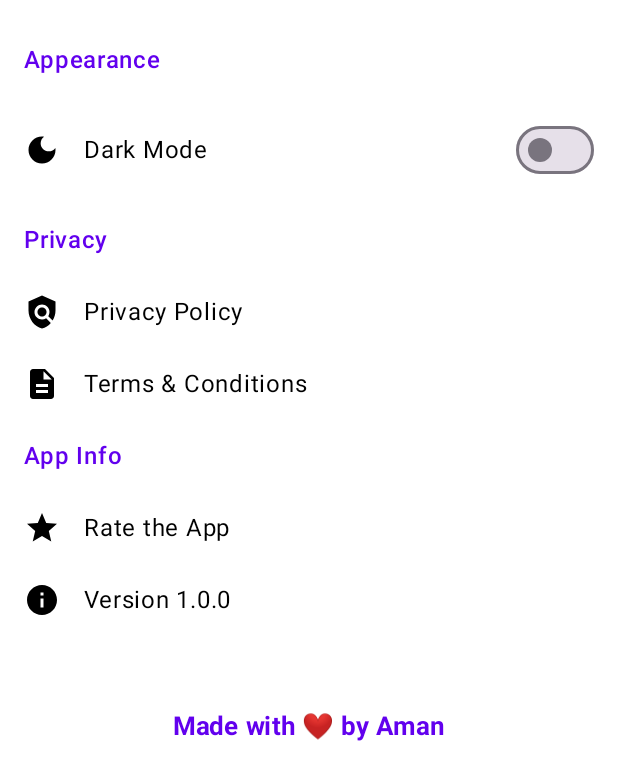
After one commit to ninjamaster831/Finance-Tracker, an Android app built with Jetpack Compose: the SettingsScreen screen opened through its navigation route, on a phone screen of 412 x 824 dp. The commit adds this screen. Shown: the top 780 px of the screen. Run offline under Robolectric (Android 15) with nearby library versions, the phone set to English and light mode, and no system bars; our stand-ins replace livedata-compose; 3 statements that could not run were skipped.

Commit message:
changes after

```diff
--- a/app/src/main/java/com/Aman/myapplication/MainActivity.kt
+++ b/app/src/main/java/com/Aman/myapplication/MainActivity.kt
@@ -5,6 +5,9 @@ import androidx.activity.ComponentActivity
 import androidx.activity.compose.setContent
 import androidx.compose.runtime.getValue
 import androidx.compose.runtime.livedata.observeAsState
+import androidx.compose.runtime.mutableStateOf
+import androidx.compose.runtime.saveable.rememberSaveable
+import androidx.compose.runtime.setValue
 import androidx.lifecycle.viewmodel.compose.viewModel
 import androidx.navigation.compose.NavHost
 import androidx.navigation.compose.composable
@@ -16,13 +19,16 @@ class MainActivity : ComponentActivity() {
     override fun onCreate(savedInstanceState: Bundle?) {
         super.onCreate(savedInstanceState)
         setContent {
+            var isDarkTheme by rememberSaveable { mutableStateOf(false) } // 🔁 Dynamic theme state
+
+            MyApplicationTheme(darkTheme = isDarkTheme) {
                 val viewModel: TransactionViewModel = viewModel()
                 val navController = rememberNavController()
                 val transactions by viewModel.transactions.observeAsState(emptyList())
                 val navBackStackEntry by navController.currentBackStackEntryAsState()
                 val currentRoute = navBackStackEntry?.destination?.route
 
-            NavHost(navController, startDestination = "main") {
+                NavHost(navController = navController, startDestination = "main") {
                     composable("main") {
                         FinanceTrackerScreen(
                             viewModel = viewModel,
@@ -33,14 +39,33 @@ class MainActivity : ComponentActivity() {
                     }
                     composable("search") {
                         SearchScreen(
-                        transactions = transactions,
+                            viewModel = viewModel,
                             onBack = { navController.popBackStack() },
                             navController = navController,
                             currentRoute = currentRoute ?: "search"
                         )
                     }
+                    composable("stats") {
+                        StatsScreen(
+                            transactions = transactions,
+                            navController = navController,
+                            currentRoute = currentRoute ?: "stats"
+                        )
                     }
-
+                    composable("settings") {
+                        SettingsScreen(
+                            navController = navController,
+                            isDarkTheme = isDarkTheme,
+                            onToggleTheme = { isDarkTheme = it }, // 🔁 Toggle dark mode
+                            onLogout = { navController.navigate("login") }
+                        )
+                    }
+                    composable("privacy_policy") { PrivacyPolicyScreen(navController) }
+                    composable("terms_conditions") { TermsConditionsScreen(navController) }
+                    composable("account") { ManageAccountScreen() }
+                    composable("notifications") { NotificationsScreen() }
                 }
             }
         }
+    }
+}
--- /dev/null
+++ b/app/src/main/java/com/Aman/myapplication/MyApplicationTheme.kt
@@ -0,0 +1,34 @@
+package com.Aman.myapplication
+
+
+import androidx.compose.material3.*
+import androidx.compose.runtime.Composable
+import androidx.compose.ui.graphics.Color
+
+@Composable
+fun MyApplicationTheme(
+    darkTheme: Boolean = false,
+    content: @Composable () -> Unit
+) {
+    val colorScheme = if (darkTheme) {
+        darkColorScheme(
+            primary = Color(0xFFBB86FC),
+            background = Color(0xFF121212),
+            onBackground = Color.White,
+            onPrimary = Color.Black,
+        )
+    } else {
+        lightColorScheme(
+            primary = Color(0xFF6200EE),
+            background = Color.White,
+            onBackground = Color.Black,
+            onPrimary = Color.White,
+        )
+    }
+
+    MaterialTheme(
+        colorScheme = colorScheme,
+        typography = Typography(),
+        content = content
+    )
+}
--- /dev/null
+++ b/app/src/main/java/com/Aman/myapplication/SettingsScreen.kt
@@ -0,0 +1,204 @@
+package com.Aman.myapplication
+
+import android.annotation.SuppressLint
+import androidx.compose.foundation.background
+import androidx.compose.foundation.clickable
+import androidx.compose.foundation.layout.*
+import androidx.compose.material3.*
+import androidx.compose.runtime.*
+import androidx.compose.ui.Alignment
+import androidx.compose.ui.Modifier
+import androidx.compose.ui.graphics.Color
+import androidx.compose.ui.graphics.vector.ImageVector
+import androidx.compose.ui.text.font.FontWeight
+import androidx.compose.ui.unit.dp
+import androidx.compose.ui.unit.sp
+import androidx.navigation.NavController
+import androidx.compose.material.icons.Icons
+import androidx.compose.material.icons.filled.AccountCircle
+import androidx.compose.material.icons.filled.ArrowBack
+import androidx.compose.material.icons.filled.DarkMode
+import androidx.compose.material.icons.filled.Description
+import androidx.compose.material.icons.filled.Info
+import androidx.compose.material.icons.filled.LightMode
+import androidx.compose.material.icons.filled.Notifications
+import androidx.compose.material.icons.filled.Person
+import androidx.compose.material.icons.filled.Policy
+import androidx.compose.material.icons.filled.Star
+import androidx.navigation.NavHostController
+
+
+@Composable
+fun SettingsScreen(
+    navController: NavController,
+    isDarkTheme: Boolean,
+    onToggleTheme: (Boolean) -> Unit,
+    onLogout: () -> Unit
+) {
+    Column(
+        modifier = Modifier
+            .fillMaxSize()
+            .background(MaterialTheme.colorScheme.background)
+            .padding(16.dp)
+    ) {
+
+        SettingsGroupHeader("Appearance")
+        SwitchRow(
+            title = "Dark Mode",
+            icon = if (isDarkTheme) Icons.Default.LightMode else Icons.Default.DarkMode,
+            isChecked = isDarkTheme
+        ) {
+            onToggleTheme(it)
+        }
+
+
+        SettingsGroupHeader("Privacy")
+        SettingsRow("Privacy Policy", Icons.Default.Policy) {
+            navController.navigate("privacy_policy")
+        }
+        SettingsRow("Terms & Conditions", Icons.Default.Description) {
+            navController.navigate("terms_conditions")
+        }
+
+        SettingsGroupHeader("App Info")
+        SettingsRow("Rate the App", Icons.Default.Star) {
+            // Add store intent if needed
+        }
+        SettingsRow("Version 1.0.0", Icons.Default.Info, onClick = null)
+
+        Spacer(modifier = Modifier.height(24.dp))
+        Box(
+            modifier = Modifier
+                .fillMaxWidth()
+                .padding(top = 24.dp),
+            contentAlignment = Alignment.Center
+        ) {
+            Text(
+                text = "Made with ❤️ by Aman",
+                fontSize = 17.sp,
+                fontWeight = FontWeight.Bold,
+                color = MaterialTheme.colorScheme.primary
+            )
+        }
+    }
+
+}
+
+@Composable
+fun SettingsGroupHeader(title: String) {
+    Text(
+        text = title,
+        modifier = Modifier.padding(vertical = 12.dp),
+        fontSize = 16.sp,
+        fontWeight = FontWeight.SemiBold,
+        color = MaterialTheme.colorScheme.primary
+    )
+}
+
+@Composable
+fun SettingsRow(title: String, icon: ImageVector, onClick: (() -> Unit)?) {
+    Row(
+        modifier = Modifier
+            .fillMaxWidth()
+            .clickable(enabled = onClick != null) { onClick?.invoke() }
+            .padding(vertical = 12.dp),
+        verticalAlignment = Alignment.CenterVertically
+    ) {
+        Icon(
+            imageVector = icon,
+            contentDescription = title,
+            modifier = Modifier.size(24.dp),
+            tint = MaterialTheme.colorScheme.onBackground // 👈 fix icon color
+        )
+        Spacer(modifier = Modifier.width(16.dp))
+        Text(
+            title,
+            fontSize = 16.sp,
+            color = MaterialTheme.colorScheme.onBackground // 👈 fix text color
+        )
+    }
+}
+
+@Composable
+fun SwitchRow(title: String, icon: ImageVector, isChecked: Boolean, onToggle: (Boolean) -> Unit) {
+    Row(
+        modifier = Modifier
+            .fillMaxWidth()
+            .padding(vertical = 12.dp),
+        verticalAlignment = Alignment.CenterVertically
+    ) {
+        Icon(
+            imageVector = icon,
+            contentDescription = title,
+            modifier = Modifier.size(24.dp),
+            tint = MaterialTheme.colorScheme.onBackground // 👈 fix icon color
+        )
+        Spacer(modifier = Modifier.width(16.dp))
+        Text(
+            title,
+            fontSize = 16.sp,
+            color = MaterialTheme.colorScheme.onBackground, // 👈 fix text color
+            modifier = Modifier.weight(1f)
+        )
+        Switch(checked = isChecked, onCheckedChange = onToggle)
+    }
+}
+
+
+@OptIn(ExperimentalMaterial3Api::class)
+@SuppressLint("UnusedMaterial3ScaffoldPaddingParameter")
+@Composable
+fun PrivacyPolicyScreen(navController: NavHostController) {
+    Scaffold(
+        topBar = {
+            TopAppBar(
+                title = { Text("Privacy Policy") },
+                navigationIcon = {
+                    IconButton(onClick = { navController.popBackStack() }) {
+                        Icon(Icons.Default.ArrowBack, contentDescription = "Back")
+                    }
+                }
+            )
+        }
+    ) {
+        Box(modifier = Modifier.fillMaxSize(), contentAlignment = Alignment.Center) {
+            Text("We respect your privacy. All data is stored locally using Room DB. No data is shared externally.", fontSize = 16.sp)
+        }
+    }
+}
+
+@OptIn(ExperimentalMaterial3Api::class)
+@SuppressLint("UnusedMaterial3ScaffoldPaddingParameter")
+@Composable
+fun TermsConditionsScreen(navController: NavHostController) {
+    Scaffold(
+        topBar = {
+            TopAppBar(
+                title = { Text("Terms & Conditions") },
+                navigationIcon = {
+                    IconButton(onClick = { navController.popBackStack() }) {
+                        Icon(Icons.Default.ArrowBack, contentDescription = "Back")
+                    }
+                }
+            )
+        }
+    ) {
+        Box(modifier = Modifier.fillMaxSize(), contentAlignment = Alignment.Center) {
+            Text("By using this app, you agree that it's for personal financial tracking. We are not liable for data loss or misuse.", fontSize = 16.sp)
+        }
+    }
+}
+
+@Composable
+fun ManageAccountScreen() {
+    Box(modifier = Modifier.fillMaxSize(), contentAlignment = Alignment.Center) {
+        Text("Manage Account Screen", fontSize = 16.sp)
+    }
+}
+
+@Composable
+fun NotificationsScreen() {
+    Box(modifier = Modifier.fillMaxSize(), contentAlignment = Alignment.Center) {
+        Text("Notifications Settings Screen", fontSize = 16.sp)
+    }
+}
```
Also changed, not shown: app/build.gradle.kts (+11 -8 lines), app/src/main/java/com/Aman/myapplication/FinanceTrackerScreen.kt (+11 -10 lines), app/src/main/java/com/Aman/myapplication/SearchScreen.kt (+106 -66 lines), app/src/main/java/com/Aman/myapplication/StatsScreen.kt (added, +115 -0 lines). Lines whose indentation alone changed are shown as unchanged.
